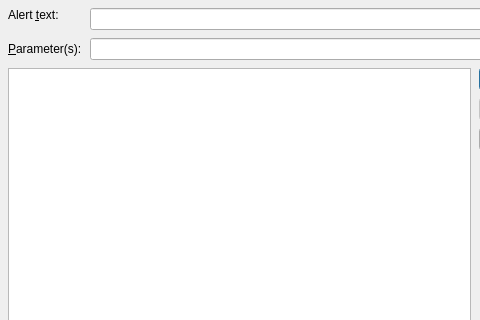
zonArt/openlp, file resources/forms/alertdialog.ui: the form before one commit; both pictures show x 0 to 480 and y 0 to 320 of the 567 by 440 pixel window.
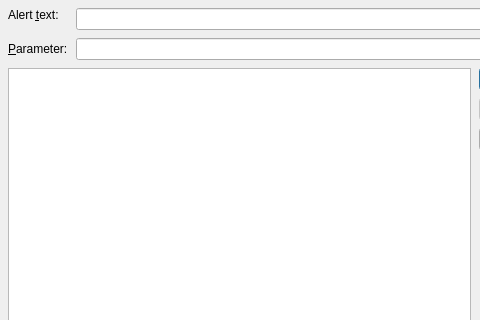
The form after the commit. Icons and pictures are not drawn.

Commit message: whitespaces, string change

```diff
--- a/resources/forms/alertdialog.ui
+++ b/resources/forms/alertdialog.ui
@@ -57,7 +57,7 @@
      <item row="1" column="0">
       <widget class="QLabel" name="AlertParameter">
        <property name="text">
-        <string>&amp;Parameter(s):</string>
+        <string>&amp;Parameter:</string>
        </property>
        <property name="buddy">
         <cstring>ParameterEdit</cstring>
```
The commit also changes 2 other files.
